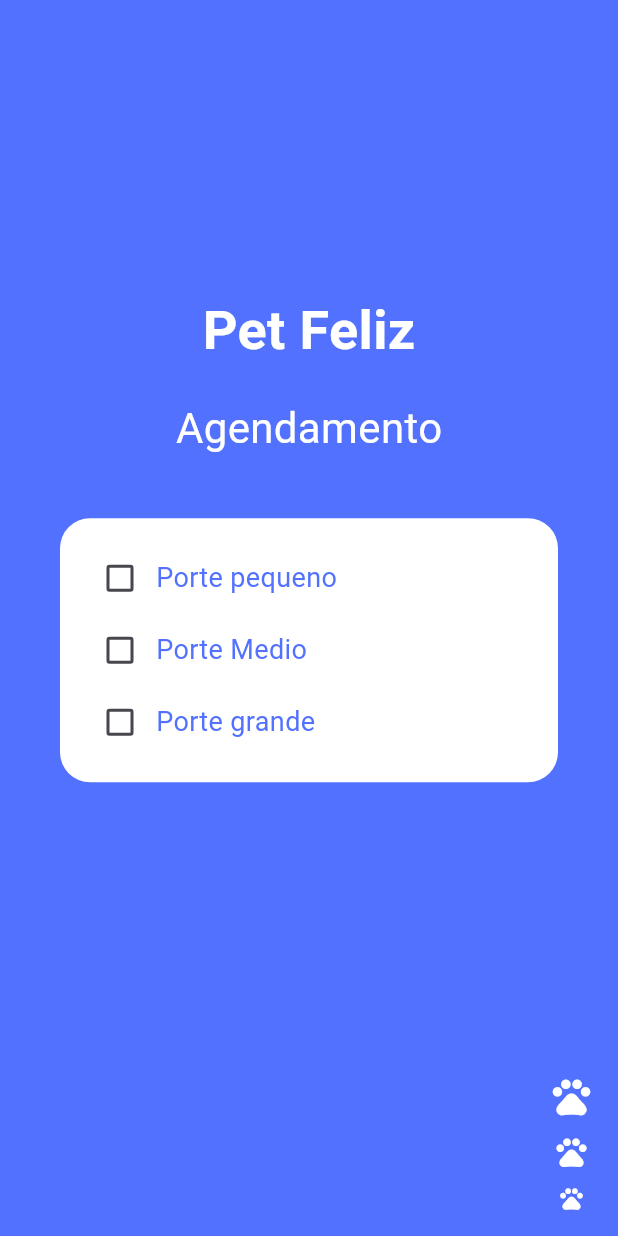
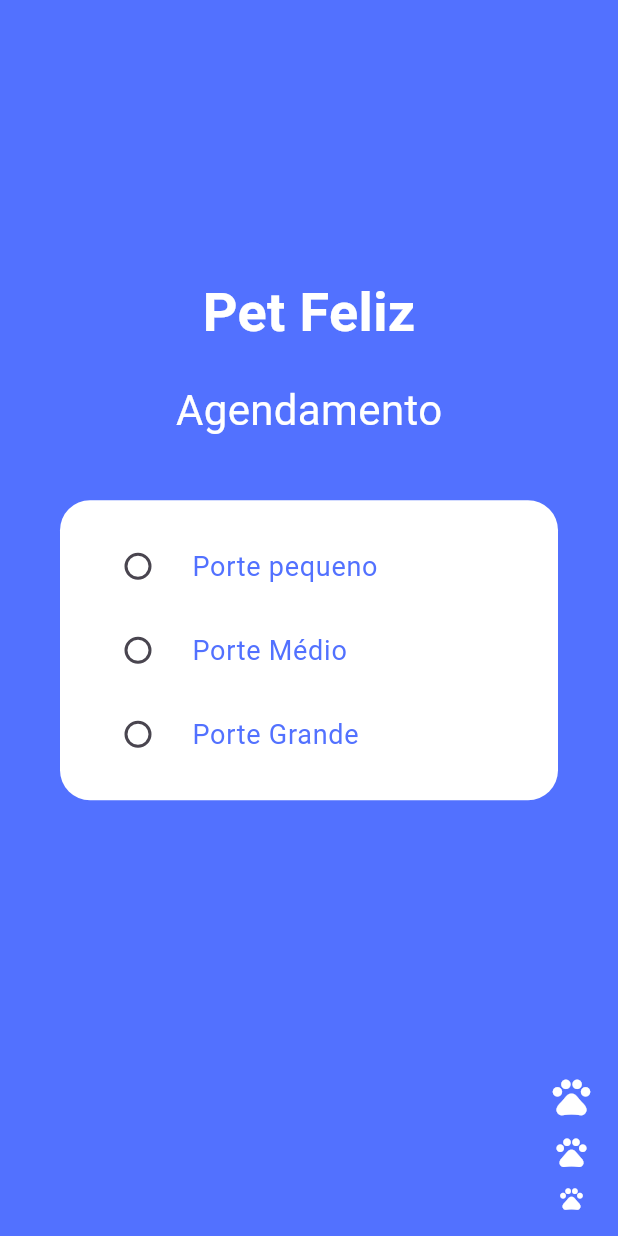
Before and after one commit to italolana/PetFeliz, a Flutter app: the PorteScreen screen opened by its route, on a phone screen of 412 x 824 dp. Run offline on Flutter 3.47's test engine with Material 3 defaults, Android fonts, the light colour scheme and no system bars.

Commit message:
Entrega 1 - DESIGNER

```diff
--- a/lib/main.dart
+++ b/lib/main.dart
@@ -1,3 +1,4 @@
+// main.dart
 import 'package:flutter/material.dart';
 import 'screens/cadastro_screen.dart';
 import 'screens/login_screen.dart';
--- a/lib/screens/horario_screen.dart
+++ b/lib/screens/horario_screen.dart
@@ -46,7 +46,8 @@ class HorarioScreen extends StatelessWidget {
                   itemBuilder: (context, index) {
                     return ElevatedButton(
                       onPressed: () {
-                        // Ação ao selecionar um horário
+                        // Navega para a tela de dados do agendamento ao selecionar o horário
+                        Navigator.pushNamed(context, '/dados_agendamento');
                       },
                       style: ElevatedButton.styleFrom(
                         backgroundColor: Color(0xfff4f6ff), // Cor do botão #f4f6ff
@@ -58,7 +59,7 @@ class HorarioScreen extends StatelessWidget {
                         elevation: 5, // Sombra para destacar o botão
                       ),
                       child: Text(
-                        '08:00',
+                        '08:00', // Exemplo de horário
                         style: TextStyle(
                           fontSize: 16,  // Tamanho da fonte ajustado
                           fontWeight: FontWeight.bold,
--- a/lib/screens/porte_screen.dart
+++ b/lib/screens/porte_screen.dart
@@ -1,17 +1,30 @@
 import 'package:flutter/material.dart';
 
-class PorteScreen extends StatelessWidget {
+class PorteScreen extends StatefulWidget {
+  @override
+  _PorteScreenState createState() => _PorteScreenState();
+}
+
+class _PorteScreenState extends State<PorteScreen> {
+  String? _selectedPorte; // Variável para armazenar o porte selecionado
+
+  // Função para atualizar o porte e navegar para a tela de horário
+  void _onPorteSelected(String porte) {
+    setState(() {
+      _selectedPorte = porte;
+    });
+    Navigator.pushNamed(context, '/horario'); // Navega para a tela de horário
+  }
+
   @override
   Widget build(BuildContext context) {
     return Scaffold(
-      backgroundColor: Color(0xff5271ff), // Cor de fundo azul
+      backgroundColor: Color(0xff5271ff),
       body: SafeArea(
         child: Column(
           children: [
-            // Adiciona um espaço no topo para centralizar melhor os elementos
             Spacer(),
 
-            // Logo e título "Pet Feliz"
             Text(
               'Pet Feliz',
               style: TextStyle(
@@ -22,7 +35,6 @@ class PorteScreen extends StatelessWidget {
             ),
             SizedBox(height: 20),
 
-            // Título "Agendamento"
             Text(
               'Agendamento',
               style: TextStyle(
@@ -32,7 +44,6 @@ class PorteScreen extends StatelessWidget {
             ),
             SizedBox(height: 40),
 
-            // Container com as opções de porte
             Padding(
               padding: const EdgeInsets.symmetric(horizontal: 40),
               child: Container(
@@ -44,67 +55,57 @@ class PorteScreen extends StatelessWidget {
                 child: Column(
                   children: [
                     // Opção Porte Pequeno
-                    Row(
-                      children: [
-                        Checkbox(
-                          value: false,
-                          onChanged: (bool? value) {},
-                          activeColor: Color(0xff5271ff),
-                        ),
-                        Text(
+                    RadioListTile(
+                      title: Text(
                         'Porte pequeno',
                         style: TextStyle(
                           fontSize: 18,
                           color: Color(0xff5271ff),
                         ),
                       ),
-                      ],
+                      value: 'Porte pequeno',
+                      groupValue: _selectedPorte,
+                      onChanged: (String? value) {
+                        _onPorteSelected(value!); // Chama a função ao selecionar
+                      },
                     ),
-
                     // Opção Porte Médio
-                    Row(
-                      children: [
-                        Checkbox(
-                          value: false,
-                          onChanged: (bool? value) {},
-                          activeColor: Color(0xff5271ff),
-                        ),
-                        Text(
-                          'Porte Medio',
+                    RadioListTile(
+                      title: Text(
+                        'Porte Médio',
                         style: TextStyle(
                           fontSize: 18,
                           color: Color(0xff5271ff),
                         ),
                       ),
-                      ],
+                      value: 'Porte Médio',
+                      groupValue: _selectedPorte,
+                      onChanged: (String? value) {
+                        _onPorteSelected(value!);
+                      },
                     ),
-
                     // Opção Porte Grande
-                    Row(
-                      children: [
-                        Checkbox(
-                          value: false,
-                          onChanged: (bool? value) {},
-                          activeColor: Color(0xff5271ff),
-                        ),
-                        Text(
-                          'Porte grande',
+                    RadioListTile(
+                      title: Text(
+                        'Porte Grande',
                         style: TextStyle(
                           fontSize: 18,
                           color: Color(0xff5271ff),
                         ),
                       ),
-                      ],
+                      value: 'Porte Grande',
+                      groupValue: _selectedPorte,
+                      onChanged: (String? value) {
+                        _onPorteSelected(value!);
+                      },
                     ),
                   ],
                 ),
               ),
             ),
 
-            // Adiciona um espaço no final para centralizar melhor os elementos
             Spacer(),
 
-            // Pegadas decorativas na parte inferior
             Padding(
               padding: const EdgeInsets.only(right: 16.0, bottom: 16.0),
               child: Align(
```
Also changed, not shown: lib/screens/dados_agendamento_screen.dart (+11 -11 lines). Lines whose indentation alone changed are shown as unchanged.
